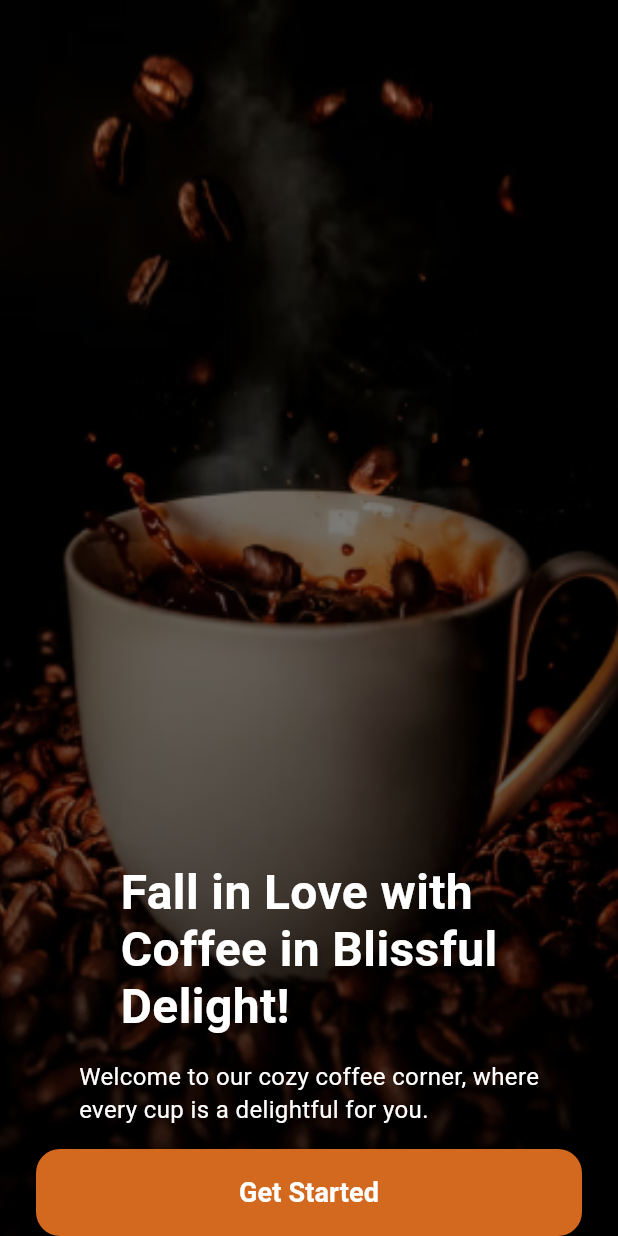
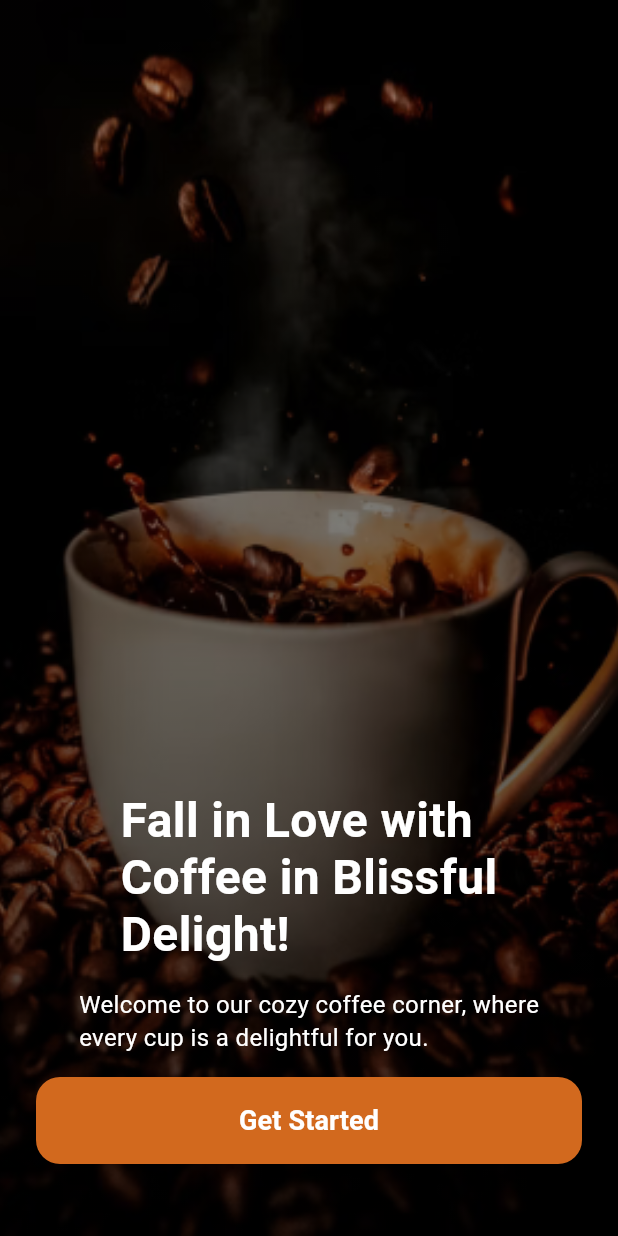
Before and after one commit to PedroH6/CoffeShop, a Flutter app: the screen it shows after launch, on a phone screen of 412 x 824 dp. Run offline on Flutter 3.47's test engine with Material 3 defaults, Android fonts, the phone set to English and light mode, and no system bars.

Commit message:
add SizedBox

```diff
--- a/lib/pages/intro_page.dart
+++ b/lib/pages/intro_page.dart
@@ -63,7 +63,9 @@ class IntroPage extends StatelessWidget {
                   CustomButton(
                     text: 'Get Started',
                     onPressed: () {},
-                  )
+                  ),
+
+                  const SizedBox(height: 48),
                 ],
               ),
             ),
```
